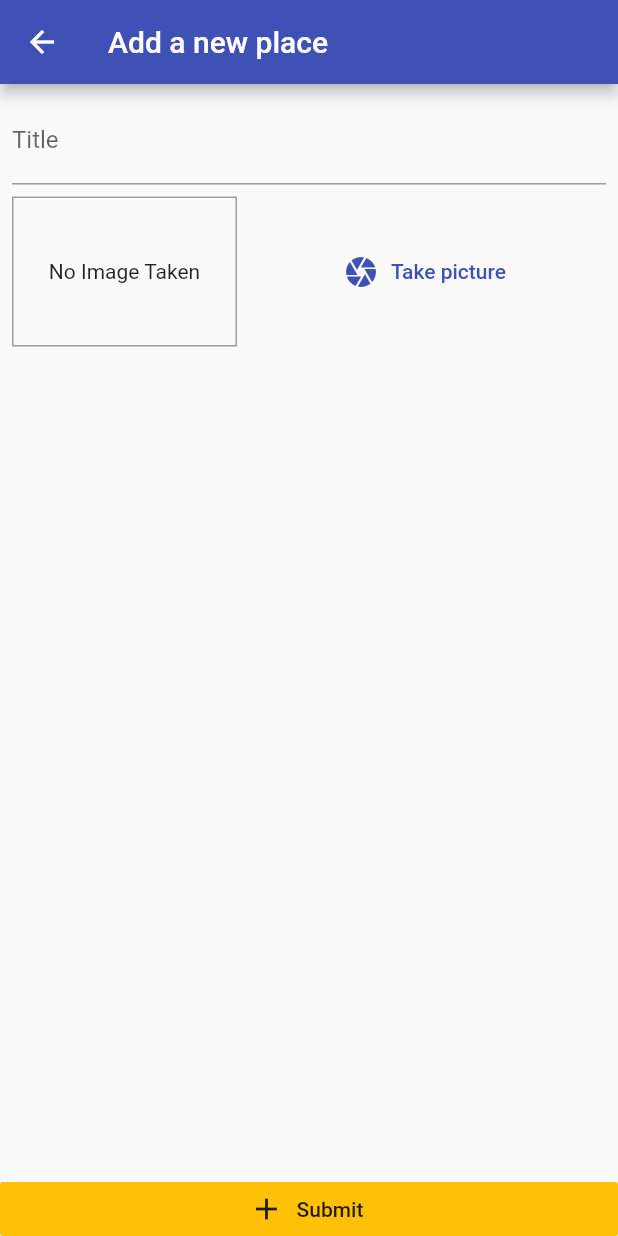
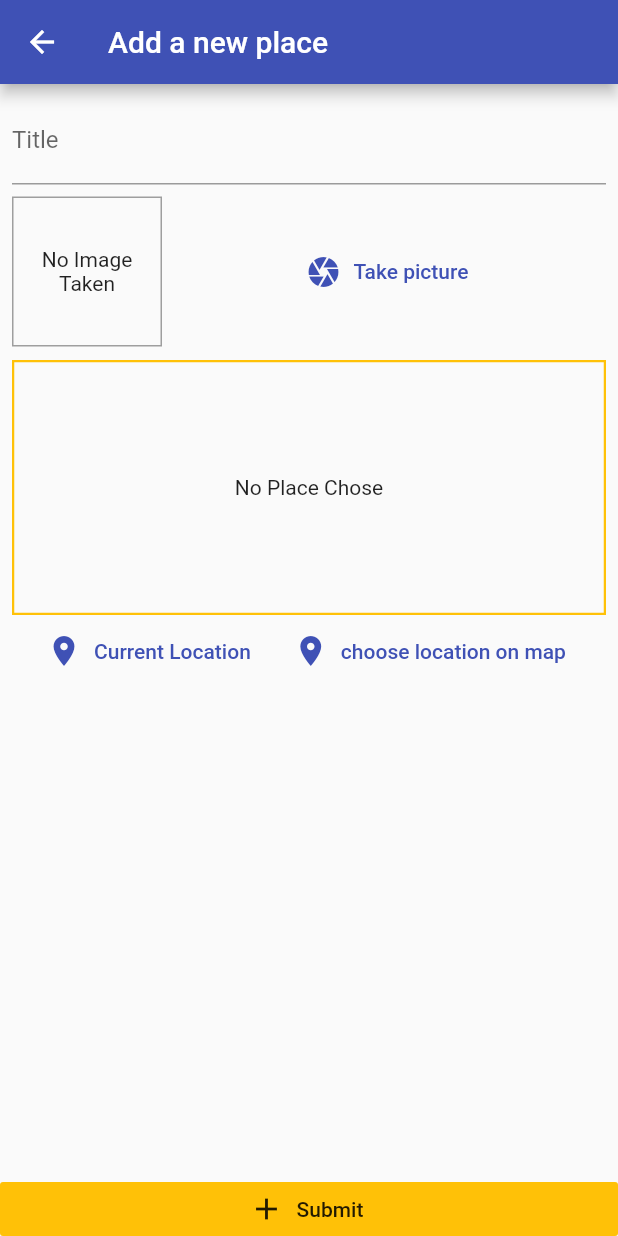
Before and after one commit to BishalN/Great-Places, a Flutter app: the screen it shows after launch, after a tap on the "add" icon, on a phone screen of 412 x 824 dp. Run offline on Flutter 3.47's test engine with Material 2 defaults, Android fonts, the phone set to English and light mode, and no system bars; our stand-ins replace image_picker, location, sqflite; accounts and stored records are empty.

Commit message:
Location addition

```diff
--- /dev/null
+++ b/lib/helper/dd_helper.dart
@@ -0,0 +1,24 @@
+import 'package:sqflite/sqflite.dart' as sql;
+import 'package:path/path.dart' as path;
+
+class DBhelper {
+  static Future<sql.Database> database() async {
+    final dbPath = await sql.getDatabasesPath();
+    return sql.openDatabase(path.join(dbPath, 'places.db'),
+        onCreate: (db, version) {
+      return db.execute(
+          'CREATE TABLE user_places(id TEXT PRIMARY KEY,title TEXT,image TEXT)');
+    }, version: 1);
+  }
+
+  static Future<void> insert(String table, Map<String, Object> data) async {
+    final db = await DBhelper.database();
+    await db.insert(table, data,
+        conflictAlgorithm: sql.ConflictAlgorithm.replace);
+  }
+
+  static Future<List<Map<String, dynamic>>> getData(String table) async {
+    final db = await DBhelper.database();
+    return db.query(table);
+  }
+}
--- a/lib/models/place.dart
+++ b/lib/models/place.dart
@@ -1,6 +1,5 @@
 import 'dart:io';
 
-import 'package:flutter/cupertino.dart';
 import 'package:flutter/foundation.dart';
 
 class PlaceLocation {
@@ -15,8 +14,8 @@ class PlaceLocation {
 class Place {
   final String id;
   final String title;
-  final PlaceLocation image;
-  final File location;
+  final File image;
+  final PlaceLocation location;
 
   Place(
       {@required this.id,
--- a/lib/providers/great_places.dart
+++ b/lib/providers/great_places.dart
@@ -1,6 +1,9 @@
+import 'dart:io';
+
 import 'package:flutter/foundation.dart';
 
 import '../models/place.dart';
+import '../helper/dd_helper.dart';
 
 class GreatPlaces with ChangeNotifier {
   List<Place> _items = [];
@@ -8,4 +11,31 @@ class GreatPlaces with ChangeNotifier {
   List<Place> get items {
     return [..._items];
   }
+
+  void addPlace(String title, File image) {
+    final newPlace = Place(
+        id: DateTime.now().toString(),
+        title: title,
+        image: image,
+        location: null);
+    _items.add(newPlace);
+    notifyListeners();
+    DBhelper.insert('user_places', {
+      'id': newPlace.id,
+      'title': newPlace.title,
+      'image': newPlace.image.path
+    });
+  }
+
+  Future<void> fetchAndSetData() async {
+    final dataList = await DBhelper.getData('user_places');
+    _items = dataList
+        .map((item) => Place(
+            id: item['id'],
+            title: item['title'],
+            image: File(item['image']),
+            location: null))
+        .toList();
+    notifyListeners();
+  }
 }
--- a/lib/screens/add_place_screen.dart
+++ b/lib/screens/add_place_screen.dart
@@ -1,6 +1,11 @@
+import 'dart:io';
+
 import 'package:flutter/material.dart';
+import 'package:provider/provider.dart';
 
 import '../widgets/image_input.dart';
+import '../widgets/location_input.dart';
+import '../providers/great_places.dart';
 
 class AddPlaceScreen extends StatefulWidget {
   static const routeName = '/add-place';
@@ -10,6 +15,21 @@ class AddPlaceScreen extends StatefulWidget {
 
 class _AddPlaceScreenState extends State<AddPlaceScreen> {
   final _titleController = TextEditingController();
+  File _pickedImage;
+
+  void _selectImage(File pickedImage) {
+    _pickedImage = pickedImage;
+  }
+
+  void _savePlace() {
+    if (_titleController.text.isEmpty || _pickedImage == null) {
+      return;
+    }
+    Provider.of<GreatPlaces>(context, listen: false)
+        .addPlace(_titleController.text, _pickedImage);
+    Navigator.of(context).pop();
+  }
+
   @override
   Widget build(BuildContext context) {
     return Scaffold(
@@ -32,13 +52,17 @@ class _AddPlaceScreenState extends State<AddPlaceScreen> {
                   SizedBox(
                     height: 8,
                   ),
-                  ImageInput()
+                  ImageInput(_selectImage),
+                  SizedBox(
+                    height: 9,
+                  ),
+                  LocationInput()
                 ],
               ),
             ),
           )),
           RaisedButton.icon(
-            onPressed: () {},
+            onPressed: _savePlace,
             icon: Icon(Icons.add),
             label: Text('Submit'),
             elevation: 0,
--- a/lib/screens/places_list_screen.dart
+++ b/lib/screens/places_list_screen.dart
@@ -1,6 +1,8 @@
 import 'package:flutter/material.dart';
+import 'package:provider/provider.dart';
 
 import './add_place_screen.dart';
+import '../providers/great_places.dart';
 
 class PlacesListScreen extends StatelessWidget {
   @override
@@ -16,9 +18,35 @@ class PlacesListScreen extends StatelessWidget {
                 })
           ],
         ),
-      body: Center(
+        body: FutureBuilder(
+          future: Provider.of<GreatPlaces>(context, listen: false)
+              .fetchAndSetData(),
+          builder: (ctx, snapshot) => snapshot.connectionState ==
+                  ConnectionState.waiting
+              ? Center(
                   child: CircularProgressIndicator(),
+                )
+              : Consumer<GreatPlaces>(
+                  child: Center(
+                    child: const Text('Got no places.Start Adding some'),
                   ),
-    );
+                  builder: (context, greatPlaces, ch) =>
+                      greatPlaces.items.length <= 0
+                          ? ch
+                          : ListView.builder(
+                              itemCount: greatPlaces.items.length,
+                              itemBuilder: (context, index) => ListTile(
+                                leading: CircleAvatar(
+                                  backgroundImage:
+                                      FileImage(greatPlaces.items[index].image),
+                                ),
+                                title: Text(greatPlaces.items[index].title),
+                                onTap: () {
+                                  //Goto detail page
+                                },
+                              ),
+                            ),
+                ),
+        ));
   }
 }
--- a/lib/widgets/image_input.dart
+++ b/lib/widgets/image_input.dart
@@ -6,6 +6,8 @@ import 'package:path/path.dart' as path;
 import 'package:path_provider/path_provider.dart' as syspath;
 
 class ImageInput extends StatefulWidget {
+  final Function onSelectImage;
+  ImageInput(this.onSelectImage);
   @override
   _ImageInputState createState() => _ImageInputState();
 }
@@ -20,9 +22,14 @@ class _ImageInputState extends State<ImageInput> {
     setState(() {
       _storedImage = _imageFile;
     });
+
+    if (_imageFile == null) {
+      return;
+    }
     final appDir = await syspath.getApplicationDocumentsDirectory();
     final fileName = path.basename(_imageFile.path);
     final savedImage = await _imageFile.copy('${appDir.path}/$fileName');
+    widget.onSelectImage(savedImage);
   }
 
   @override
@@ -30,7 +37,7 @@ class _ImageInputState extends State<ImageInput> {
     return Row(
       children: [
         Container(
-          width: 150,
+          width: 100,
           height: 100,
           decoration:
               BoxDecoration(border: Border.all(width: 1, color: Colors.grey)),
--- /dev/null
+++ b/lib/widgets/location_input.dart
@@ -0,0 +1,62 @@
+import 'package:flutter/material.dart';
+import 'package:location/location.dart';
+
+class LocationInput extends StatefulWidget {
+  @override
+  _LocationInputState createState() => _LocationInputState();
+}
+
+class _LocationInputState extends State<LocationInput> {
+  String _previewImageUrl;
+
+  Future<void> _getUserLocation() async {
+    final locData = await Location().getLocation();
+    print(locData);
+    print(locData.latitude);
+    print(locData.accuracy);
+  }
+
+  @override
+  Widget build(BuildContext context) {
+    return Column(
+      children: [
+        Container(
+          height: 170,
+          decoration: BoxDecoration(
+              border:
+                  Border.all(width: 1.5, color: Theme.of(context).accentColor)),
+          alignment: Alignment.center,
+          child: _previewImageUrl == null
+              ? Text(
+                  'No Place Chose',
+                  textAlign: TextAlign.center,
+                )
+              : Image.network(
+                  _previewImageUrl,
+                  fit: BoxFit.cover,
+                  width: double.infinity,
+                ),
+        ),
+        FittedBox(
+          child: Row(
+            mainAxisAlignment: MainAxisAlignment.center,
+            children: [
+              FlatButton.icon(
+                onPressed: _getUserLocation,
+                icon: Icon(Icons.location_on),
+                label: FittedBox(child: Text('Current Location')),
+                textColor: Theme.of(context).primaryColor,
+              ),
+              FlatButton.icon(
+                onPressed: () {},
+                icon: Icon(Icons.location_on),
+                label: Text('choose location on map'),
+                textColor: Theme.of(context).primaryColor,
+              )
+            ],
+          ),
+        ),
+      ],
+    );
+  }
+}
--- a/pubspec.yaml
+++ b/pubspec.yaml
@@ -36,6 +36,8 @@ dev_dependencies:
   image_picker: ^0.6.7+14
   path_provider: ^1.6.24
   path: ^1.7.0
+  sqflite: ^1.3.2+1
+  location: ^3.1.0
 
 # For information on the generic Dart part of this file, see the
 # following page: https://dart.dev/tools/pub/pubspec
```
Also changed, not shown: lib/helper/location_helper.dart (added), pubspec.lock, 1 other file. Lines whose indentation alone changed are shown as unchanged.
